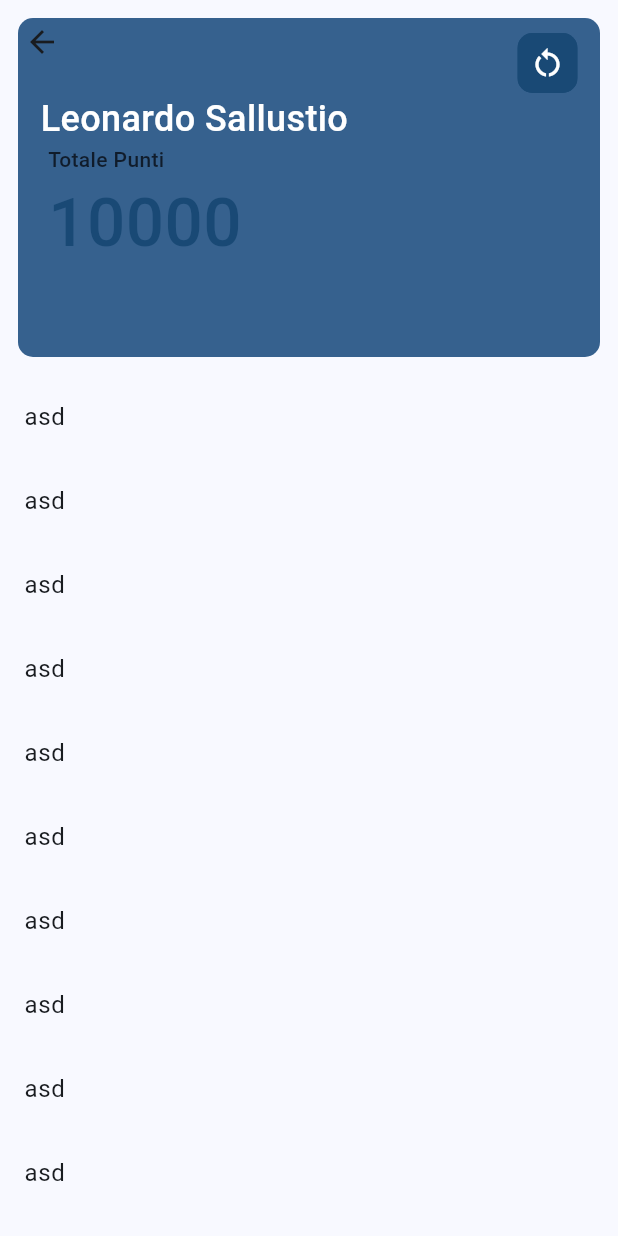
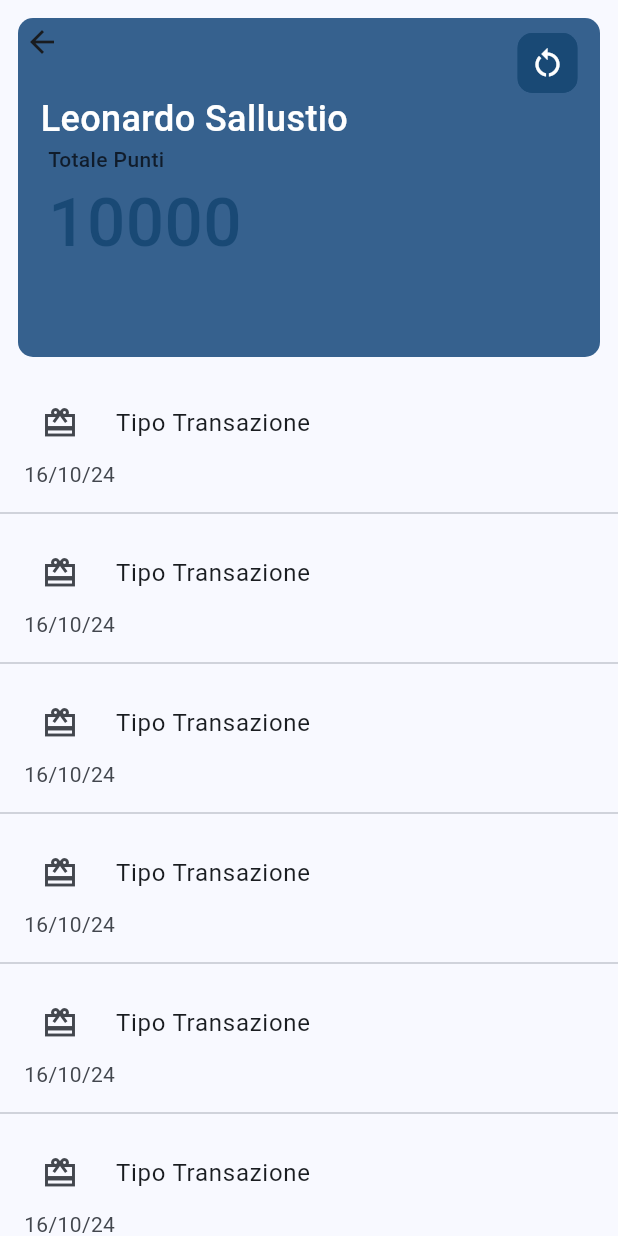
Before and after one commit to LeoSallu/bloc_loyalty, a Flutter app: the CardView screen opened directly, on a phone screen of 412 x 824 dp. Run offline on Flutter 3.47's test engine with Material 3 defaults, Android fonts, the phone set to English and light mode, and no system bars; our stand-ins replace equatable, flutter_bloc, flutter_secure_storage, formz; missing offline and left inert: flutter_cached_pdfview; accounts and stored records are empty; statements that could not run were skipped.

Commit message:
:sparkles: feat: add dummy balance list

```diff
--- a/lib/card/view/card_view.dart
+++ b/lib/card/view/card_view.dart
@@ -38,11 +38,31 @@ class _CardViewState extends State<CardView> {
               SliverList(
                 delegate: SliverChildBuilderDelegate(
                   (BuildContext context, int index) {
-                    return const ListTile(
-                      title: Text('asd'),
+                    return Column(
+                      children: [
+                        ListTile(
+                          title: const Padding(
+                            padding: EdgeInsets.all(12),
+                            child: Row(
+                              mainAxisAlignment: MainAxisAlignment.start,
+                              children: [
+                                Icon(
+                                  Icons.card_giftcard_sharp,
+                                ),
+                                SizedBox(width: 25),
+                                Text('Tipo Transazione'),
+                              ],
+                            ),
+                          ),
+                          subtitle: Text(
+                            '${DateTime.now().day.toString().padLeft(2, '0')}/${DateTime.now().month.toString().padLeft(2, '0')}/${DateTime.now().year.toString().substring(2)}',
+                          ),
+                        ),
+                        const Divider(),
+                      ],
                     );
                   },
-                  childCount: 30,
+                  childCount: 10,
                 ),
               ),
             ],
```
